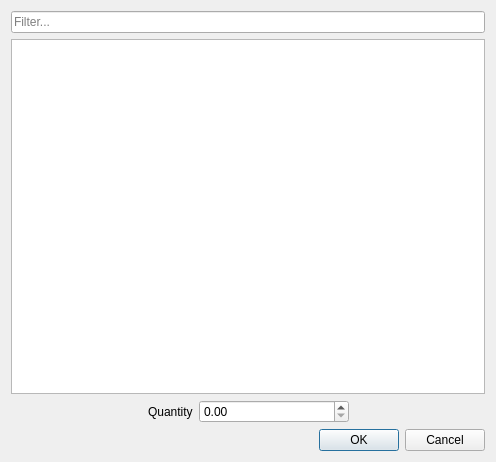
Above: ui/dialogs/materialselectiondialog.ui from PhilippParis/BusinessManager before the change. Below: the same form after it.
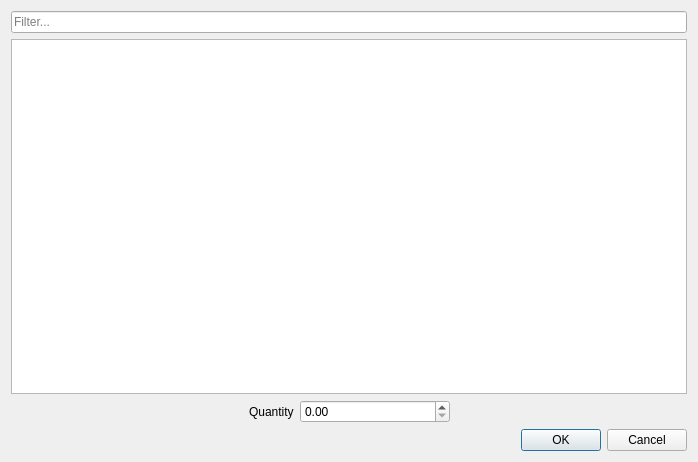
That is the form after the change.

```diff
--- a/ui/dialogs/materialselectiondialog.ui
+++ b/ui/dialogs/materialselectiondialog.ui
@@ -6,7 +6,7 @@
    <rect>
     <x>0</x>
     <y>0</y>
-    <width>496</width>
+    <width>698</width>
     <height>462</height>
    </rect>
   </property>
@@ -70,6 +70,9 @@
          <height>0</height>
         </size>
        </property>
+       <property name="maximum">
+        <double>999999.989999999990687</double>
+       </property>
       </widget>
      </item>
      <item>
```
